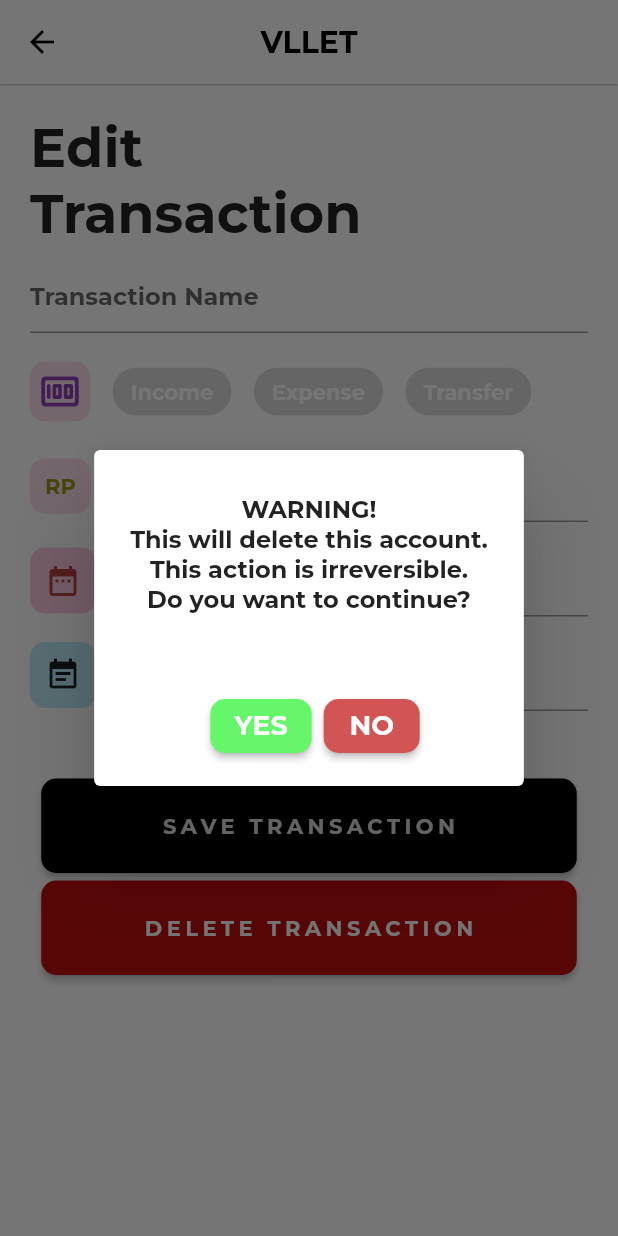
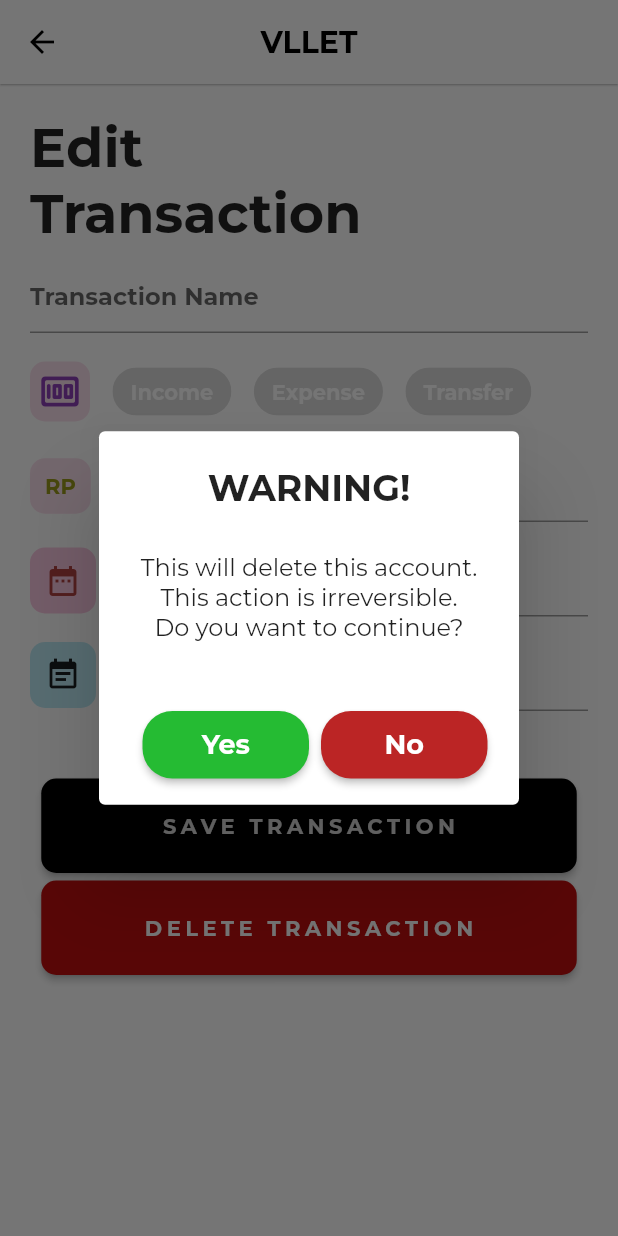
Before and after one commit to mjudianto/VLLET, a Flutter app: the EditTransaction screen opened directly, after a tap on "DELETE TRANSACTION", on a phone screen of 412 x 824 dp. Run offline on Flutter 3.47's test engine with Material 2 defaults, Android fonts, the light colour scheme and no system bars; our stand-ins replace hive, hive_flutter, shared_preferences; missing offline and left inert: dart:ffi; accounts and stored records are empty.

Commit message:
update tampilan popup warning

```diff
--- a/lib/pages/edittransaction.dart
+++ b/lib/pages/edittransaction.dart
@@ -18,33 +18,34 @@ class _EditTransactionState extends State<EditTransaction> {
       builder: (context) {
         return AlertDialog(
           content: SizedBox(
-            height: 100.0,
+            height: 125.0,
             child: Column(
               mainAxisAlignment: MainAxisAlignment.center,
               crossAxisAlignment: CrossAxisAlignment.center,
               children: const [
                 Text(
-                  "WARNING!",
+                  "WARNING!\n",
                   style: TextStyle(
-                    fontWeight: FontWeight.bold,
+                    fontWeight: FontWeight.w700,
+                    fontSize: 24,
                   ),
                 ),
                 Text(
                   "This will delete this account.",
                   style: TextStyle(
-                    fontWeight: FontWeight.bold,
+                    fontWeight: FontWeight.w500,
                   ),
                 ),
                 Text(
                   "This action is irreversible.",
                   style: TextStyle(
-                    fontWeight: FontWeight.bold,
+                    fontWeight: FontWeight.w500,
                   ),
                 ),
                 Text(
                   "Do you want to continue?",
                   style: TextStyle(
-                    fontWeight: FontWeight.bold,
+                    fontWeight: FontWeight.w500,
                   ),
                 ),
               ],
@@ -61,12 +62,13 @@ class _EditTransactionState extends State<EditTransaction> {
                       Navigator.of(context).pop();
                     },
                     style: ElevatedButton.styleFrom(
-                        primary: Color.fromARGB(255, 101, 246, 106),
+                        minimumSize: Size(111, 45),
+                        primary: Color.fromRGBO(37, 187, 51, 1),
                         shape: RoundedRectangleBorder(
-                          borderRadius: BorderRadius.circular(10),
+                          borderRadius: BorderRadius.circular(20),
                         )),
                     child: const Text(
-                      "YES",
+                      "Yes",
                       style: TextStyle(
                         fontWeight: FontWeight.bold,
                         fontSize: 18,
@@ -79,12 +81,13 @@ class _EditTransactionState extends State<EditTransaction> {
                     Navigator.of(context).pop();
                   },
                   style: ElevatedButton.styleFrom(
-                      primary: Color.fromARGB(255, 211, 84, 84),
+                      minimumSize: Size(111, 45),
+                      primary: Color.fromRGBO(187, 37, 37, 1),
                       shape: RoundedRectangleBorder(
-                        borderRadius: BorderRadius.circular(10),
+                        borderRadius: BorderRadius.circular(20),
                       )),
                   child: const Text(
-                    "NO",
+                    "No",
                     style: TextStyle(
                       fontWeight: FontWeight.bold,
                       fontSize: 18,
```
